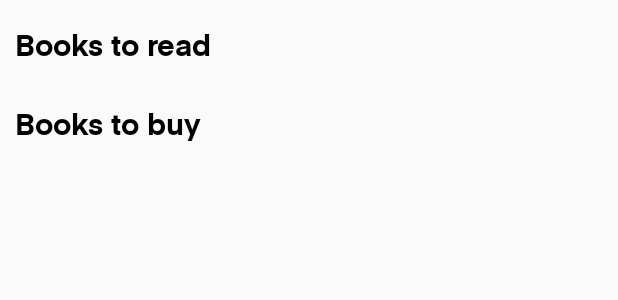
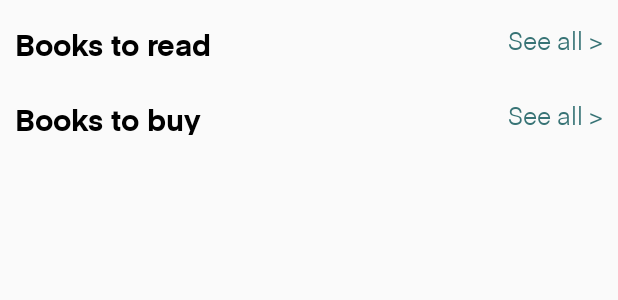
Before and after one commit to mathilde-lannes/bookshelves, an Android app: the layout fragment_books.xml on its own in the app's theme, with its tools: preview values and no code run, on a phone screen of 412 x 824 dp. Shown: the top 300 px of the screen. Run offline under Robolectric (Android 15) with nearby library versions, the light colour scheme and no system bars.

Commit message:
Add "see all" link next to booklist previews

```diff
--- a/app/src/main/java/com/maty/android/bookshelves/ui/books/all/list/BooklistPreviewComponent.kt
+++ b/app/src/main/java/com/maty/android/bookshelves/ui/books/all/list/BooklistPreviewComponent.kt
@@ -38,6 +38,7 @@ class BooklistPreviewComponent @JvmOverloads constructor(
     private fun initUi() {
         books.layoutManager = LinearLayoutManager(context, LinearLayoutManager.HORIZONTAL, false)
         books.adapter = adapter
+//        seeAll.onClick { context.startActivity(Intent(context, AddBookActivity::class.java))  }
     }
 
     private fun initAttributes(attrs: AttributeSet?) {
@@ -49,7 +50,7 @@ class BooklistPreviewComponent @JvmOverloads constructor(
                             .booklist_preview_component_attributes_booklist_title,
                             R.string.books_to_read))
 
-            main_title.text = title
+            mainTitle.text = title
 
             when(title) {
                 resources.getString(R.string.books_to_buy) -> presenter.displayBooksToBuy()
--- a/app/src/main/res/layout/activity_welcome.xml
+++ b/app/src/main/res/layout/activity_welcome.xml
@@ -18,7 +18,7 @@
       app:layout_constraintTop_toTopOf="parent"/>
 
   <TextView
-      android:id="@+id/main_title"
+      android:id="@+id/mainTitle"
       android:layout_width="match_parent"
       android:layout_height="wrap_content"
       android:text="@string/app_name"
--- a/app/src/main/res/layout/component_booklist_preview.xml
+++ b/app/src/main/res/layout/component_booklist_preview.xml
@@ -8,12 +8,28 @@
         android:layout_height="wrap_content"
         android:orientation="vertical">
 
-        <TextView
-            android:id="@+id/main_title"
+        <RelativeLayout
             android:layout_width="match_parent"
-            android:layout_height="wrap_content"
-            android:text="@string/books_to_read"
-            style="@style/LabelTheme"/>
+            android:layout_height="50dp">
+
+            <TextView
+                android:id="@+id/mainTitle"
+                android:layout_width="wrap_content"
+                android:layout_height="match_parent"
+                android:text="@string/books_to_read"
+                style="@style/LabelTheme"/>
+
+            <TextView
+                android:id="@+id/seeAll"
+                android:layout_width="wrap_content"
+                android:layout_height="match_parent"
+                android:layout_gravity="end|center"
+                android:text="@string/see_all"
+                android:layout_alignParentEnd="true"
+                style="@style/LinkTheme"/>
+
+        </RelativeLayout>
+
 
         <androidx.recyclerview.widget.RecyclerView
             android:id="@+id/books"
--- a/app/src/main/res/values/strings.xml
+++ b/app/src/main/res/values/strings.xml
@@ -27,4 +27,5 @@
   <string name="books_to_buy">Books to buy</string>
    <string name="start_reading">Start reading</string>
   <string name="move_to_read">Move to reading list</string>
+    <string name="see_all"><![CDATA[See all >]]></string>
 </resources>
--- a/app/src/main/res/values/styles.xml
+++ b/app/src/main/res/values/styles.xml
@@ -36,4 +36,13 @@
         <item name="android:padding">10dp</item>
         <item name="android:layout_margin">25dp</item>
     </style>
+
+    <style name="LinkTheme">
+        <item name="android:textSize">16sp</item>
+        <item name="android:textColor">@color/colorPrimary</item>
+        <item name="android:fontFamily">@font/eina_01_regular</item>
+        <item name="android:paddingTop">15sp</item>
+        <item name="android:paddingBottom">10sp</item>
+        <item name="android:paddingEnd">10sp</item>
+    </style>
 </resources>
```
